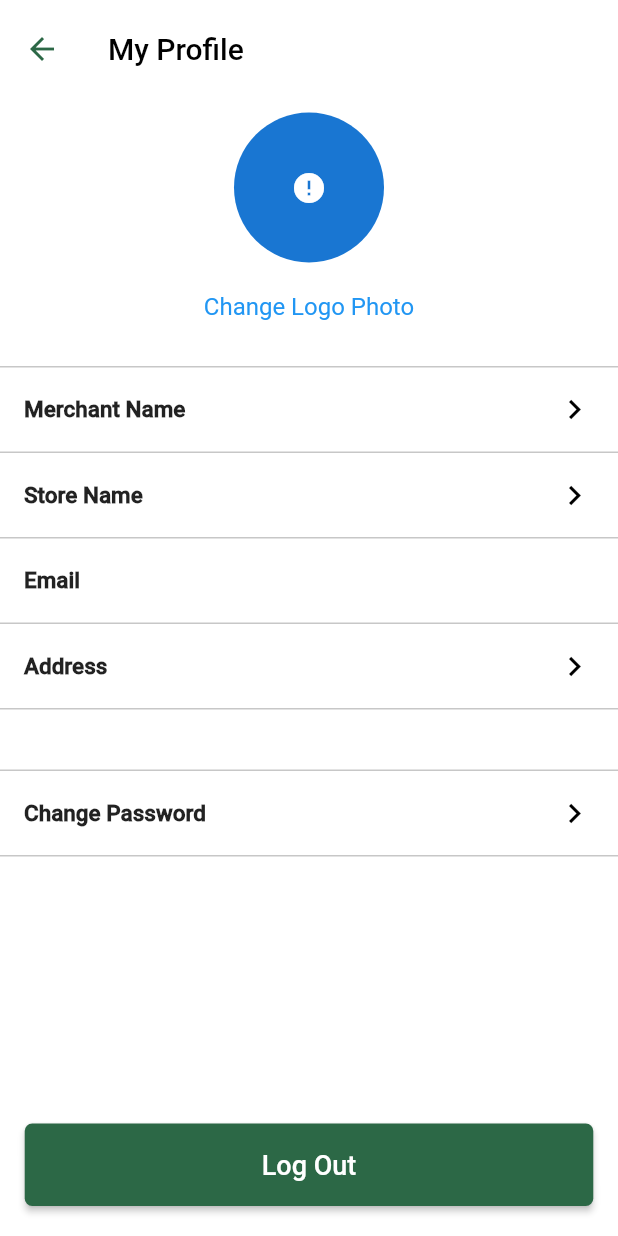
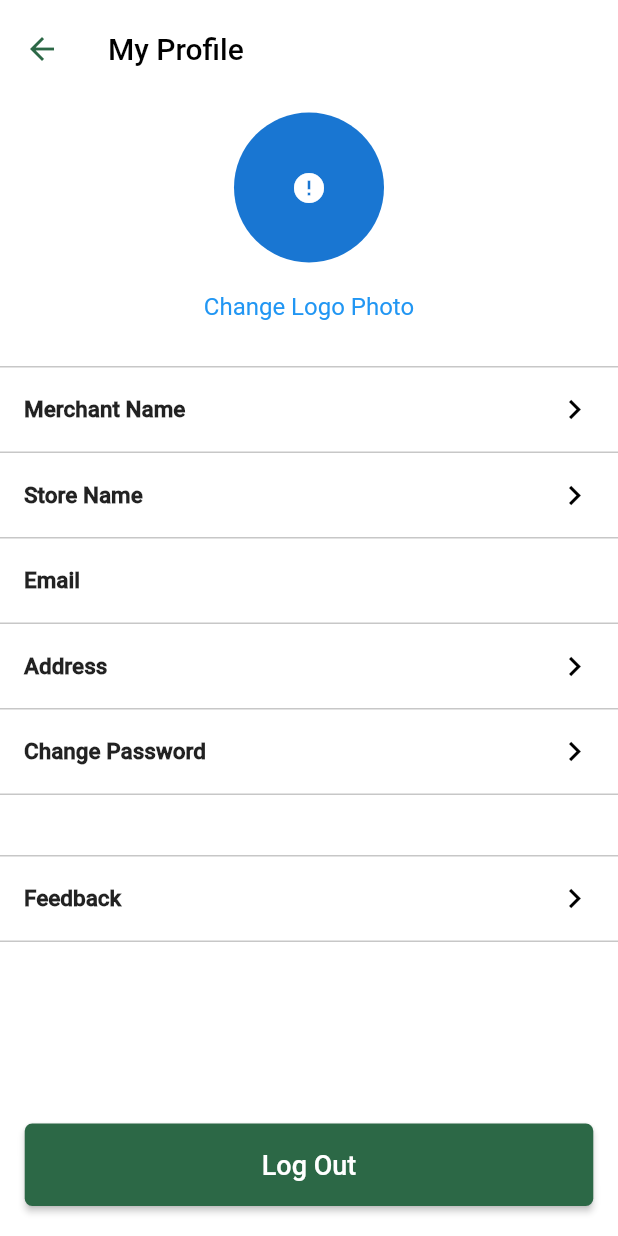
Before and after one commit to Ks1220/flutter_grocery, a Flutter app: the ProfilePage screen opened directly with empty values, on a phone screen of 412 x 824 dp. Run offline on Flutter 3.47's test engine with Material 2 defaults, Android fonts, the phone set to English and light mode, and no system bars; drawn by our look-alikes of cached_network_image; our stand-ins replace cloud_firestore, dotted_border, double_back_to_close_app, firebase_auth, firebase_core, firebase_storage and 5 more; missing offline and left inert: alphabet_scroll_view, geocoder; accounts and stored records are empty; network calls fail.

Commit message:
Added merchant feedback

```diff
--- a/lib/ProfilePage.dart
+++ b/lib/ProfilePage.dart
@@ -6,10 +6,12 @@ import 'package:firebase_storage/firebase_storage.dart';
 import 'package:flash/flash.dart';
 import 'package:flutter/material.dart';
 import 'package:flutter/services.dart';
+import 'package:flutter_grocery/MerchantFeedback.dart';
 import 'package:geocoder/geocoder.dart';
 import 'package:image_picker/image_picker.dart';
 import 'package:path/path.dart' as Path;
 
+import 'ForgotPassword.dart';
 import 'Start.dart';
 
 class ProfilePage extends StatefulWidget {
@@ -920,10 +922,6 @@ class _ProfilePageState extends State<ProfilePage> {
                                 ));
                               });
                         },
-                        shape: Border(
-                            bottom: BorderSide(
-                                color: Color.fromARGB(255, 199, 199, 199),
-                                width: 1)),
                         leading: (Column(
                           mainAxisAlignment: MainAxisAlignment.center,
                           crossAxisAlignment: CrossAxisAlignment.center,
@@ -959,10 +957,12 @@ class _ProfilePageState extends State<ProfilePage> {
                           ],
                         ),
                       ),
-                      SizedBox(
-                        height: 40,
-                      ),
-                      ListTile(
+                      GestureDetector(
+                        onTap: () {
+                          Navigator.of(context).push(MaterialPageRoute(
+                              builder: (context) => ForgotPassword()));
+                        },
+                        child: ListTile(
                           shape: Border(
                               top: BorderSide(
                                   color: Color.fromARGB(255, 199, 199, 199),
@@ -990,6 +990,46 @@ class _ProfilePageState extends State<ProfilePage> {
                                 color: Colors.black,
                               )
                             ],
+                          ),
+                        ),
+                      ),
+                      SizedBox(
+                        height: 40,
+                      ),
+                      GestureDetector(
+                        onTap: () {
+                          Navigator.of(context).push(MaterialPageRoute(
+                              builder: (context) => MerchantFeedback()));
+                        },
+                        child: ListTile(
+                          shape: Border(
+                              top: BorderSide(
+                                  color: Color.fromARGB(255, 199, 199, 199),
+                                  width: 1),
+                              bottom: BorderSide(
+                                  color: Color.fromARGB(255, 199, 199, 199),
+                                  width: 1)),
+                          leading: (Column(
+                            mainAxisAlignment: MainAxisAlignment.center,
+                            crossAxisAlignment: CrossAxisAlignment.center,
+                            children: [
+                              Text(
+                                "Feedback",
+                                style: const TextStyle(
+                                    fontSize: 15, fontWeight: FontWeight.w700),
+                              ),
+                            ],
+                          )),
+                          trailing: Wrap(
+                            crossAxisAlignment: WrapCrossAlignment.center,
+                            children: <Widget>[
+                              Icon(
+                                Icons.chevron_right,
+                                size: 26,
+                                color: Colors.black,
+                              )
+                            ],
+                          ),
                         ),
                       ),
                     ]);
--- a/pubspec.yaml
+++ b/pubspec.yaml
@@ -47,6 +47,9 @@ dependencies:
     geolocator: ^5.3.1
     geocoder: ^0.2.1
     cached_network_image: ^3.2.0
+    flutter_rating_bar: ^4.0.1
+    firebase_messaging: ^11.4.1
+    overlay_support: ^2.0.1
 
 dev_dependencies:
     flutter_test:
```
Also changed, not shown: lib/MerchantFeedback.dart (added, +171 -0 lines), pubspec.lock. Lines whose indentation alone changed are shown as unchanged.
